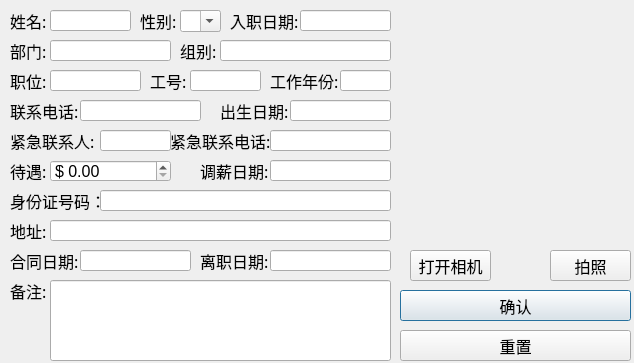
First picture: the form in 人员信息录入.ui, repository 405218718/QMS, before the edit.
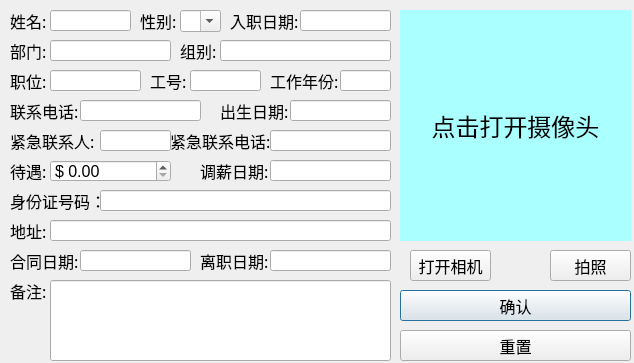
Second picture: the form after the edit. Icons and pictures are not drawn.

Commit message: 添加拍照功能

What changed in the file:
```diff
--- a/人员信息录入.ui
+++ b/人员信息录入.ui
@@ -931,8 +931,17 @@
      <height>231</height>
     </rect>
    </property>
+   <property name="sizePolicy">
+    <sizepolicy hsizetype="Expanding" vsizetype="Expanding">
+     <horstretch>0</horstretch>
+     <verstretch>0</verstretch>
+    </sizepolicy>
+   </property>
+   <property name="styleSheet">
+    <string notr="true">background-color: rgb(170, 255, 255);</string>
+   </property>
    <property name="text">
-    <string/>
+    <string>&lt;html&gt;&lt;head/&gt;&lt;body&gt;&lt;p align=&quot;center&quot;&gt;&lt;span style=&quot; font-size:18pt;&quot;&gt;点击打开摄像头&lt;/span&gt;&lt;/p&gt;&lt;/body&gt;&lt;/html&gt;</string>
    </property>
   </widget>
  </widget>
```
The commit also changes 2 other files.
